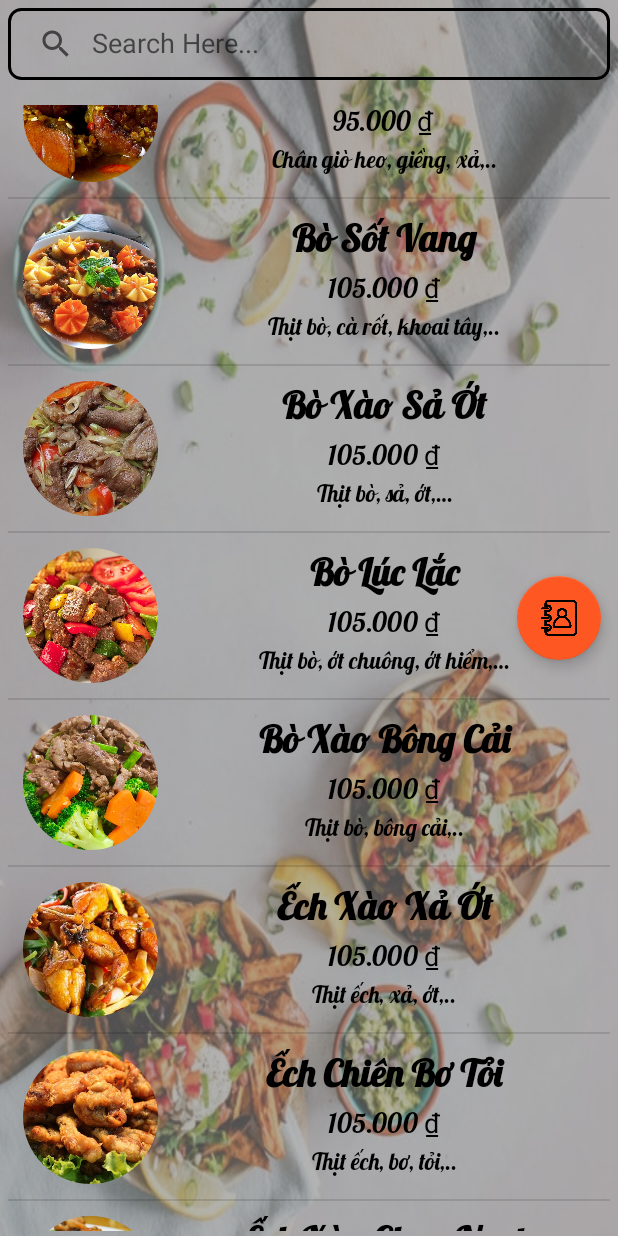
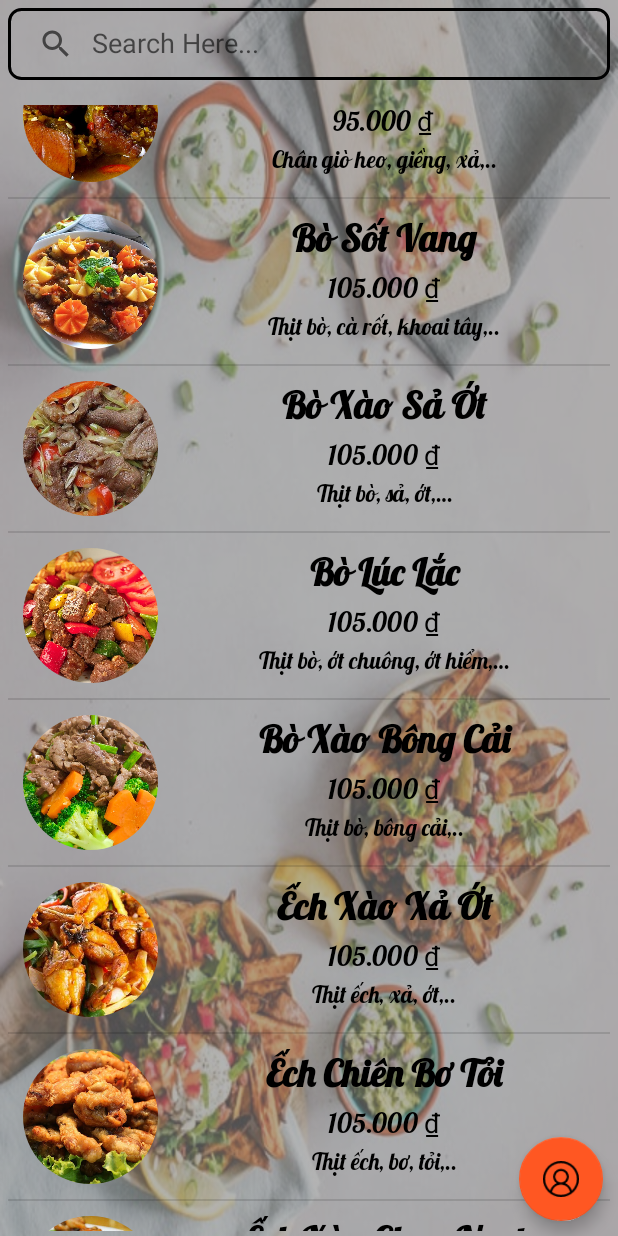
Before and after one commit to kienvu19/AppOrderFoodBasic, an Android app: the MainActivity screen opened directly, with no data from a screen before it, scrolled down 1050 dp, on a phone screen of 412 x 824 dp. Run offline under Robolectric (Android 15) with nearby library versions, the phone set to English and light mode, and no system bars; our stand-ins replace CircleImageView; 1 statement that could not run was skipped.

Commit message:
First Project Android Studio

```diff
--- a/app/src/main/java/com/example/OrderFoodAppbyKienVu/MainActivity.java
+++ b/app/src/main/java/com/example/OrderFoodAppbyKienVu/MainActivity.java
@@ -68,21 +68,21 @@ public class MainActivity extends AppCompatActivity{
         RecyclerView.ItemDecoration itemDecoration = new DividerItemDecoration(this, DividerItemDecoration.VERTICAL);
         rc_Foods.addItemDecoration(itemDecoration);
 
-        rc_Foods.addOnScrollListener(new RecyclerView.OnScrollListener() {
-            @Override
-            public void onScrolled(@NonNull RecyclerView recyclerView, int dx, int dy) {
-                if(dy > 0){
-                    user_btn.hide();
-                    dangxuat.hide();
-                    shopping.hide();
-                    history.hide();
-                    gotouser.hide();
-                }else{
-                    user_btn.show();
-                }
-                super.onScrolled(recyclerView, dx, dy);
-            }
-        });
+//        rc_Foods.addOnScrollListener(new RecyclerView.OnScrollListener() {
+//            @Override
+//            public void onScrolled(@NonNull RecyclerView recyclerView, int dx, int dy) {
+//                if(dy > 0){
+//                    user_btn.hide();
+//                    dangxuat.hide();
+//                    shopping.hide();
+//                    history.hide();
+//                    gotouser.hide();
+//                }else{
+//                    user_btn.show();
+//                }
+//                super.onScrolled(recyclerView, dx, dy);
+//            }
+//        });
         searchView.setOnQueryTextListener(new SearchView.OnQueryTextListener() {
             @Override
             public boolean onQueryTextSubmit(String query) {
--- a/app/src/main/res/layout/activity_main.xml
+++ b/app/src/main/res/layout/activity_main.xml
@@ -53,7 +53,7 @@
 
         android:clickable="true"
         android:contentDescription="@string/action_search"
-
+        android:visibility="invisible"
         android:focusable="true"
         android:src="@drawable/dangxuat"
         app:backgroundTint="@color/orange"
@@ -72,6 +72,7 @@
         android:clickable="true"
         android:contentDescription="@string/action_search"
         android:focusable="true"
+        android:visibility="invisible"
         android:src="@drawable/contact"
         app:backgroundTint="@color/orange"
         tools:ignore="RelativeOverlap" />
@@ -87,6 +88,7 @@
         android:clickable="true"
         android:contentDescription="@string/action_search"
         android:focusable="true"
+        android:visibility="invisible"
         android:src="@drawable/giohangpng"
         app:backgroundTint="@color/orange"
         tools:ignore="RelativeOverlap" />
@@ -102,6 +104,7 @@
         android:clickable="true"
         android:contentDescription="@string/action_search"
         android:focusable="true"
+        android:visibility="invisible"
         android:src="@drawable/historydathang"
         app:backgroundTint="@color/orange"
         tools:ignore="RelativeOverlap" />
@@ -112,6 +115,7 @@
         android:layout_height="wrap_content"
         android:layout_above="@+id/user"
         android:layout_alignParentEnd="true"
+        android:visibility="invisible"
         android:layout_marginEnd="11dp"
         android:layout_marginBottom="15dp"
         android:clickable="true"
```
